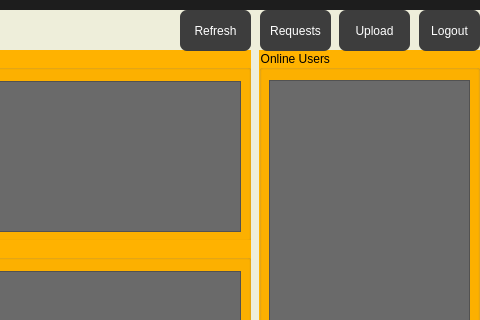
The window that src/userwindow.ui (Dokany/Steganogram) describes before a commit, drawn with Qt 5; both pictures show x 160 to 640 and y 0 to 320 of the 640 by 480 pixel window.
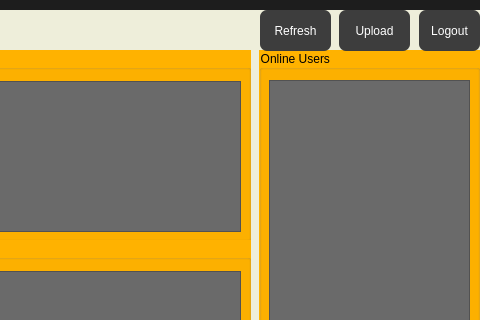
The same window after the commit.

Patch:
```diff
--- a/src/userwindow.ui
+++ b/src/userwindow.ui
@@ -197,19 +197,6 @@
      <string>Upload</string>
     </property>
    </widget>
-   <widget class="QPushButton" name="RequestsButton">
-    <property name="geometry">
-     <rect>
-      <x>420</x>
-      <y>0</y>
-      <width>71</width>
-      <height>41</height>
-     </rect>
-    </property>
-    <property name="text">
-     <string>Requests</string>
-    </property>
-   </widget>
    <widget class="QGroupBox" name="myImages">
     <property name="geometry">
      <rect>
@@ -236,7 +223,7 @@
    <widget class="QPushButton" name="RefreshButton">
     <property name="geometry">
      <rect>
-      <x>340</x>
+      <x>420</x>
       <y>0</y>
       <width>71</width>
       <height>41</height>
```
